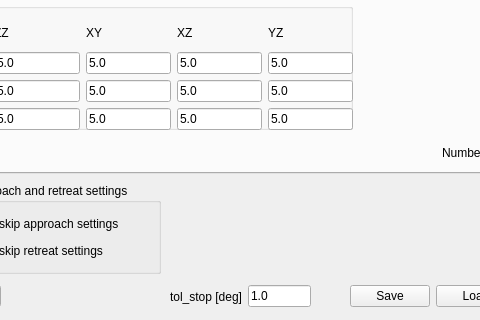
Old version of the form ui/toldialoghuml.ui in the repository zohannn/motion_manager; both pictures show x 270 to 750 and y 417 to 737 of the 970 by 737 pixel window.
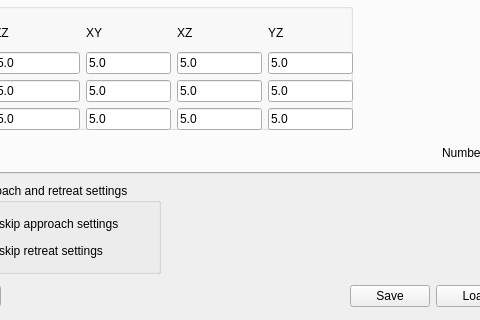
New version of the form.

Diff of the .ui file:
```diff
--- a/ui/toldialoghuml.ui
+++ b/ui/toldialoghuml.ui
@@ -39,32 +39,6 @@
     </item>
    </layout>
   </widget>
-  <widget class="QWidget" name="layoutWidget_tol_stop">
-   <property name="geometry">
-    <rect>
-     <x>440</x>
-     <y>700</y>
-     <width>141</width>
-     <height>27</height>
-    </rect>
-   </property>
-   <layout class="QHBoxLayout" name="horizontalLayout_19">
-    <item>
-     <widget class="QLabel" name="label_34">
-      <property name="text">
-       <string>tol_stop [deg]</string>
-      </property>
-     </widget>
-    </item>
-    <item>
-     <widget class="QLineEdit" name="lineEdit_tol_stop">
-      <property name="text">
-       <string>1.0</string>
-      </property>
-     </widget>
-    </item>
-   </layout>
-  </widget>
   <widget class="QGroupBox" name="groupBox_constraints">
    <property name="geometry">
     <rect>
```
Left out of the diff: 1 changed line with no effect on the pictures.
